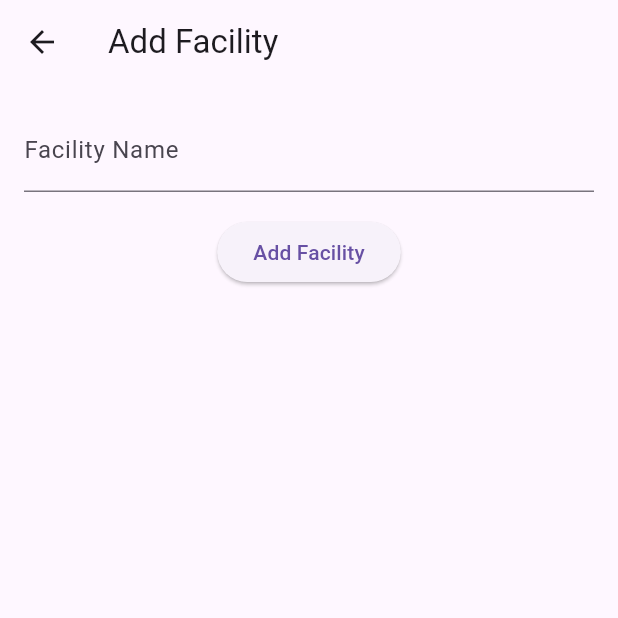
After one commit to Fares1738/KHMS-PSM2-FYP, a Flutter app: the FacilityManagementPage screen opened directly, after a tap on "Add Facility", on a phone screen of 412 x 824 dp, the top half of it. The commit adds this screen. Run offline on Flutter 3.47's test engine with Material 3 defaults, Android fonts, the light colour scheme and no system bars; our stand-ins replace cloud_firestore, file_picker, firebase_auth, firebase_core, firebase_storage, fl_chart and 3 more; missing offline and left inert: dart:ffi; accounts and stored records are empty.

Commit message:
chore: Add functionality to add facility and manage facilities page

```diff
--- /dev/null
+++ b/khms/lib/View/Staff/staffAddFacilityPage.dart
@@ -0,0 +1,54 @@
+// ignore_for_file: use_build_context_synchronously
+
+import 'package:flutter/material.dart';
+import 'package:khms/Controller/facilitiesController.dart';
+import 'package:khms/View/Staff/staffManageFacilities.dart';
+
+class AddFacilityPage extends StatefulWidget {
+  const AddFacilityPage({super.key});
+
+  @override
+  State<StatefulWidget> createState() {
+    return _AddFacilityPageState();
+  }
+}
+
+class _AddFacilityPageState extends State<AddFacilityPage> {
+  final FacilitiesController _controller = FacilitiesController();
+  final TextEditingController _facilityTypeController = TextEditingController();
+
+  @override
+  Widget build(BuildContext context) {
+    return Scaffold(
+      appBar: AppBar(
+        title: const Text('Add Facility'),
+      ),
+      body: Padding(
+        padding: const EdgeInsets.all(16.0),
+        child: Column(
+          children: [
+            TextField(
+              // New text field for facility name
+              controller: _facilityTypeController,
+              decoration: const InputDecoration(labelText: 'Facility Name'),
+            ),
+            const SizedBox(height: 16),
+            ElevatedButton(
+              onPressed: () async {
+                await _controller.addFacility(
+                  _facilityTypeController.text, // Pass the type
+                );
+                Navigator.push(
+                  context,
+                  MaterialPageRoute(
+                      builder: (context) => const FacilityManagementPage()),
+                ); //
+              },
+              child: const Text('Add Facility'),
+            ),
+          ],
+        ),
+      ),
+    );
+  }
+}
--- a/khms/lib/View/Staff/staffHomePage.dart
+++ b/khms/lib/View/Staff/staffHomePage.dart
@@ -24,10 +24,7 @@ class _StaffHomePageState extends State<StaffHomePage> {
           index: _currentPageIndex,
           children: const [
             Center(
-              child: Text(
-                "Staff Home Page",
-                style: TextStyle(fontSize: 24),
-              ),
+              child: Text('Staff Home Page'),
             ),
             ManageApplications(),
             DashboardPage(),
--- a/khms/lib/View/Staff/staffManageFacilities.dart
+++ b/khms/lib/View/Staff/staffManageFacilities.dart
@@ -3,6 +3,7 @@
 import 'package:flutter/material.dart';
 import 'package:khms/Controller/facilitiesController.dart';
 import 'package:khms/Model/Facilities.dart';
+import 'package:khms/View/Staff/staffAddFacilityPage.dart';
 
 class FacilityManagementPage extends StatefulWidget {
   const FacilityManagementPage({super.key});
@@ -177,9 +178,29 @@ class _FacilityManagementPageState extends State<FacilityManagementPage> {
               ],
             ),
           ),
+
+          // Add facility button
+
           Expanded(
             child: ListView(
               children: [
+                Padding(
+                  padding: const EdgeInsets.all(8.0),
+                  child: SizedBox(
+                    width: double.infinity,
+                    child: FilledButton(
+                      onPressed: () {
+                        Navigator.push(
+                          context,
+                          MaterialPageRoute(
+                            builder: (context) => const AddFacilityPage(),
+                          ),
+                        );
+                      },
+                      child: const Text('Add Facility'),
+                    ),
+                  ),
+                ),
                 ..._facilityAvailability.entries.map((entry) {
                   return SwitchListTile(
                     title: Text('${entry.key} (Disable/Enable)'),
```
Also changed, not shown: khms/lib/Controller/facilitiesController.dart (+37 -0 lines), khms/lib/View/Student/studentFacilitiesPage.dart (+16 -7 lines).
